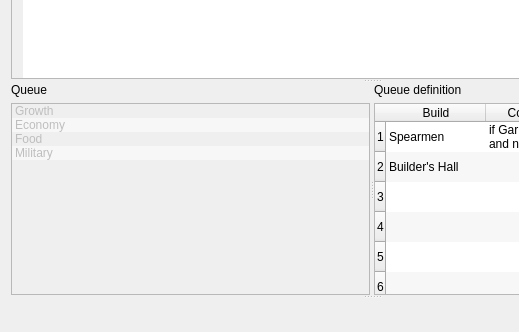
This is QMoMDialogs/dialogbuildingqueues.ui in jbalcomb/MoM-RTGT as Qt 5 draws it before an edit; both pictures show x 0 to 519 and y 323 to 655 of the 743 by 655 pixel window. The edited form follows.
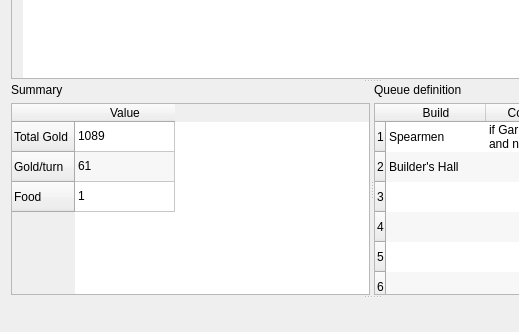
This is the edited form.

Diff of the .ui file:
```diff
--- a/QMoMDialogs/dialogbuildingqueues.ui
+++ b/QMoMDialogs/dialogbuildingqueues.ui
@@ -257,15 +257,12 @@
         <item>
          <widget class="QLabel" name="label">
           <property name="text">
-           <string>Queue</string>
+           <string>Summary</string>
           </property>
          </widget>
         </item>
         <item>
-         <widget class="QListWidget" name="listWidget_Queues">
-          <property name="enabled">
-           <bool>false</bool>
-          </property>
+         <widget class="QTableWidget" name="tableWidget_Summary">
           <property name="sizePolicy">
            <sizepolicy hsizetype="Preferred" vsizetype="Expanding">
             <horstretch>0</horstretch>
@@ -287,24 +284,39 @@
           <property name="alternatingRowColors">
            <bool>true</bool>
           </property>
-          <item>
+          <row>
            <property name="text">
-            <string>Growth</string>
+            <string>Total Gold</string>
            </property>
-          </item>
-          <item>
+          </row>
+          <row>
            <property name="text">
-            <string>Economy</string>
+            <string>Gold/turn</string>
            </property>
-          </item>
-          <item>
+          </row>
+          <row>
            <property name="text">
             <string>Food</string>
            </property>
+          </row>
+          <column>
+           <property name="text">
+            <string>Value</string>
+           </property>
+          </column>
+          <item row="0" column="0">
+           <property name="text">
+            <string>1089</string>
+           </property>
           </item>
-          <item>
+          <item row="1" column="0">
            <property name="text">
-            <string>Military</string>
+            <string>61</string>
+           </property>
+          </item>
+          <item row="2" column="0">
+           <property name="text">
+            <string>1</string>
            </property>
           </item>
          </widget>
```
